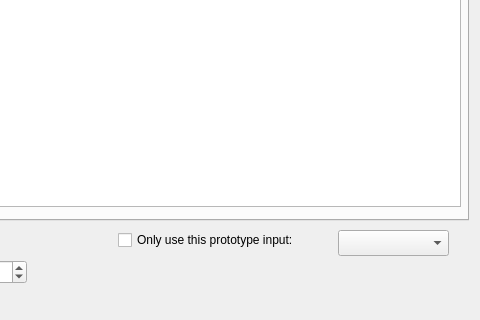
The window that src/Interface/Modules/BrainStimulator/ElectrodeCoilSetupDialog.ui (SCIInstitute/SCIRun) describes before a commit, drawn with Qt 5; both pictures show x 272 to 752 and y 100 to 420 of the 752 by 420 pixel window.
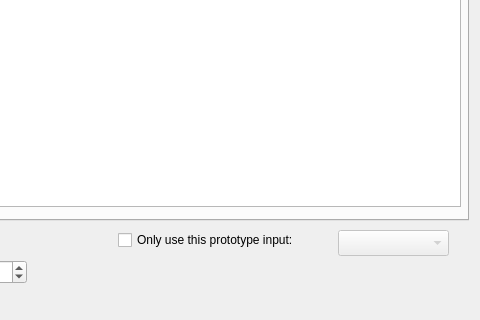
The same window after the commit.

```diff
--- a/src/Interface/Modules/BrainStimulator/ElectrodeCoilSetupDialog.ui
+++ b/src/Interface/Modules/BrainStimulator/ElectrodeCoilSetupDialog.ui
@@ -85,6 +85,9 @@
    </property>
   </widget>
   <widget class="QComboBox" name="ProtoTypeInputComboBox_">
+   <property name="enabled">
+    <bool>false</bool>
+   </property>
    <property name="geometry">
     <rect>
      <x>610</x>
```
Left out of the diff: 21 changed lines with no effect on the pictures.
